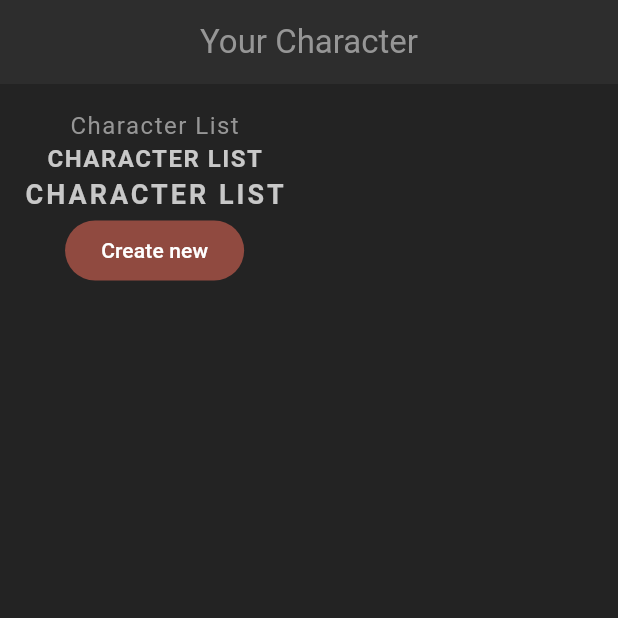
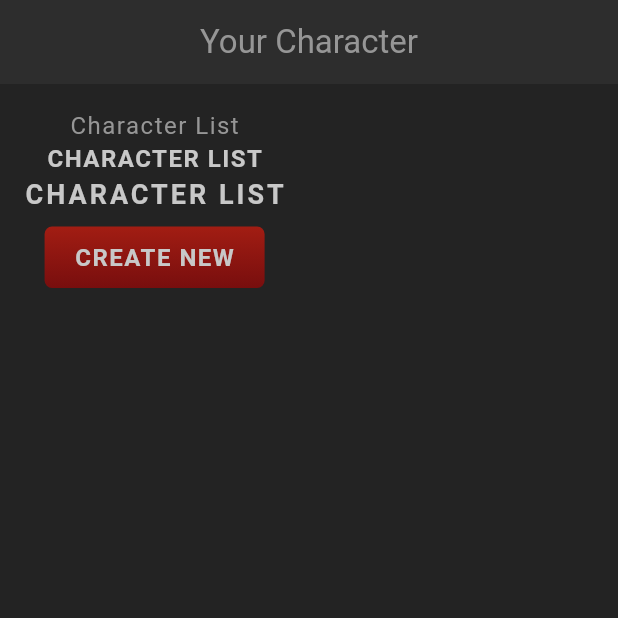
Before and after one commit to Ambial/character_creator, a Flutter app: the screen it shows after launch, on a phone screen of 412 x 824 dp, the top half of it. Run offline on Flutter 3.47's test engine with Material 3 defaults, Android fonts, the phone set to English and light mode, and no system bars; our stand-ins replace google_fonts; Roboto replaces fonts that are missing (Kanit).

Commit message:
Add custom styled Button

```diff
--- a/lib/screens/home/home.dart
+++ b/lib/screens/home/home.dart
@@ -1,3 +1,4 @@
+import 'package:character_creator/shared/styled_button.dart';
 import 'package:character_creator/shared/styled_text.dart';
 import 'package:flutter/material.dart';
 
@@ -22,7 +23,8 @@ class _MyWidgetState extends State<Home> {
               const StyledText('Character List'),
               const StyledHeadline('Character List'),
               const StyledTitle('Character List'),
-              FilledButton(onPressed: () {}, child: const Text('Create new'))
+              StyledButton(
+                  onPressed: () {}, child: const StyledHeadline('Create new'))
             ],
           )),
     );
--- /dev/null
+++ b/lib/shared/styled_button.dart
@@ -0,0 +1,26 @@
+import 'package:character_creator/theme.dart';
+import 'package:flutter/material.dart';
+
+class StyledButton extends StatelessWidget {
+  const StyledButton({super.key, required this.onPressed, required this.child});
+
+  final Function() onPressed;
+  final Widget child;
+
+  @override
+  Widget build(BuildContext context) {
+    return TextButton(
+      onPressed: onPressed,
+      child: Container(
+        padding: const EdgeInsets.symmetric(vertical: 10, horizontal: 20),
+        decoration: BoxDecoration(
+            gradient: LinearGradient(
+                colors: [AppColors.primaryColor, AppColors.primaryAccent],
+                begin: Alignment.topCenter,
+                end: Alignment.bottomCenter),
+            borderRadius: const BorderRadius.all(Radius.circular(5))),
+        child: child,
+      ),
+    );
+  }
+}
```
